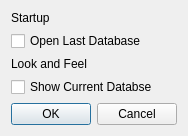
Before: the Qt Designer form settingsdialog.ui in Sucalakafufu/infomaniac, drawn with Qt 5.
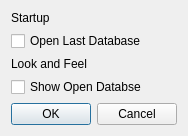
After: the same form once the commit is applied.

What changed in the file:
```diff
--- a/settingsdialog.ui
+++ b/settingsdialog.ui
@@ -38,7 +38,7 @@
    <item>
     <widget class="QCheckBox" name="ShowCurrentDBcheckBox">
      <property name="text">
-      <string>Show Current Databse</string>
+      <string>Show Open Databse</string>
      </property>
     </widget>
    </item>
```
Left out of the diff: 2 changed lines with no effect on the pictures.
